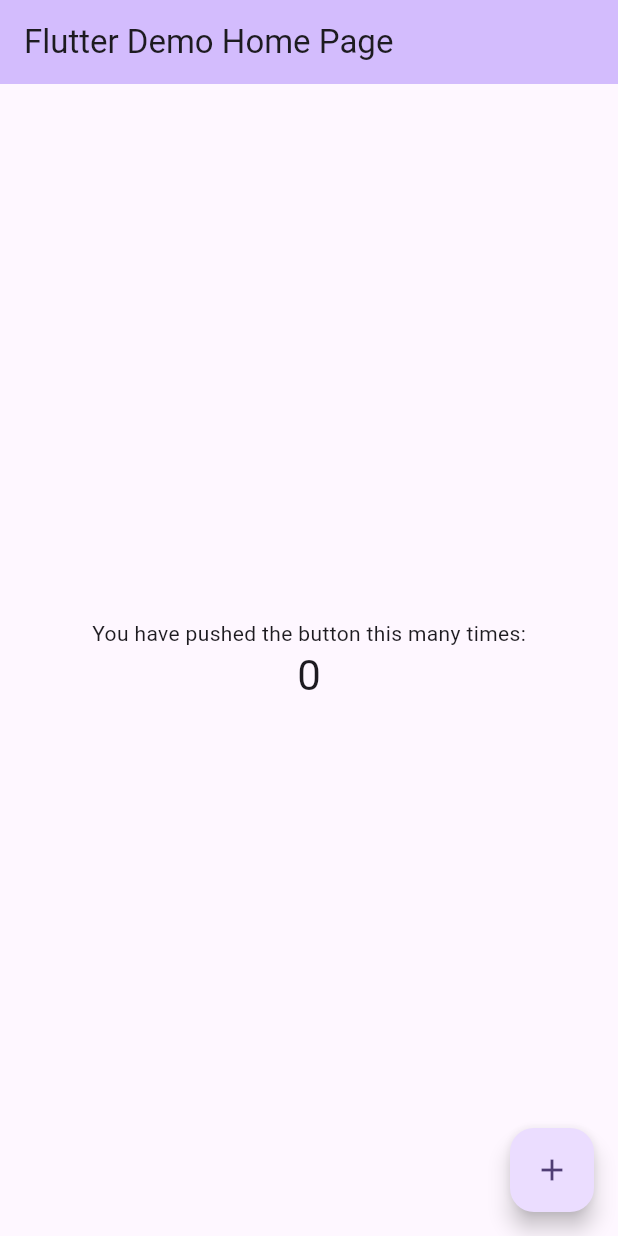
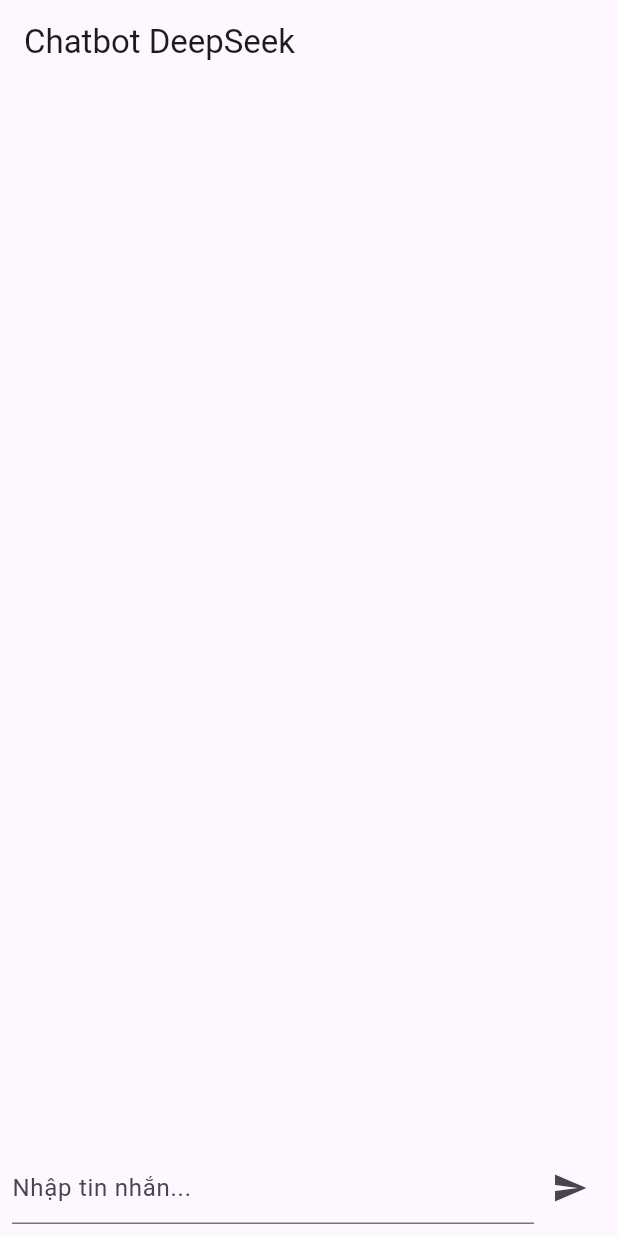
Before and after one commit to thinhngoo/AI_chat_bot, a Flutter app: the screen it shows after launch, on a phone screen of 412 x 824 dp. Run offline on Flutter 3.47's test engine with Material 3 defaults, Android fonts, the phone set to English and light mode, and no system bars; our stand-ins replace flutter_dotenv, logger.

Commit message:
Tạo khung chat, add api

```diff
--- a/lib/main.dart
+++ b/lib/main.dart
@@ -1,122 +1,28 @@
 import 'package:flutter/material.dart';
+import 'package:flutter_dotenv/flutter_dotenv.dart';
+import 'package:logger/logger.dart';
+import 'screens/chat_screen.dart';
 
-void main() {
-  runApp(const MyApp());
+final logger = Logger(); // Khởi tạo logger globally
+
+Future<void> main() async {
+  WidgetsFlutterBinding.ensureInitialized();
+  try {
+    await dotenv.load(fileName: ".env");
+    logger.i('Loaded .env successfully: ${dotenv.env['DEEPSEEK_API_KEY']}');
+  } catch (e) {
+    logger.e('Error loading .env: $e');
+  }
+  runApp(ChatBotApp());
 }
 
-class MyApp extends StatelessWidget {
-  const MyApp({super.key});
-
-  // This widget is the root of your application.
+class ChatBotApp extends StatelessWidget {
   @override
   Widget build(BuildContext context) {
     return MaterialApp(
-      title: 'Flutter Demo',
-      theme: ThemeData(
-        // This is the theme of your application.
-        //
-        // TRY THIS: Try running your application with "flutter run". You'll see
-        // the application has a purple toolbar. Then, without quitting the app,
-        // try changing the seedColor in the colorScheme below to Colors.green
-        // and then invoke "hot reload" (save your changes or press the "hot
-        // reload" button in a Flutter-supported IDE, or press "r" if you used
-        // the command line to start the app).
-        //
-        // Notice that the counter didn't reset back to zero; the application
-        // state is not lost during the reload. To reset the state, use hot
-        // restart instead.
-        //
-        // This works for code too, not just values: Most code changes can be
-        // tested with just a hot reload.
-        colorScheme: ColorScheme.fromSeed(seedColor: Colors.deepPurple),
-      ),
-      home: const MyHomePage(title: 'Flutter Demo Home Page'),
+      title: 'Chatbot DeepSeek',
+      theme: ThemeData(primarySwatch: Colors.blue),
+      home: const ChatScreen(),
     );
   }
 }
-
-class MyHomePage extends StatefulWidget {
-  const MyHomePage({super.key, required this.title});
-
-  // This widget is the home page of your application. It is stateful, meaning
-  // that it has a State object (defined below) that contains fields that affect
-  // how it looks.
-
-  // This class is the configuration for the state. It holds the values (in this
-  // case the title) provided by the parent (in this case the App widget) and
-  // used by the build method of the State. Fields in a Widget subclass are
-  // always marked "final".
-
-  final String title;
-
-  @override
-  State<MyHomePage> createState() => _MyHomePageState();
-}
-
-class _MyHomePageState extends State<MyHomePage> {
-  int _counter = 0;
-
-  void _incrementCounter() {
-    setState(() {
-      // This call to setState tells the Flutter framework that something has
-      // changed in this State, which causes it to rerun the build method below
-      // so that the display can reflect the updated values. If we changed
-      // _counter without calling setState(), then the build method would not be
-      // called again, and so nothing would appear to happen.
-      _counter++;
-    });
-  }
-
-  @override
-  Widget build(BuildContext context) {
-    // This method is rerun every time setState is called, for instance as done
-    // by the _incrementCounter method above.
-    //
-    // The Flutter framework has been optimized to make rerunning build methods
-    // fast, so that you can just rebuild anything that needs updating rather
-    // than having to individually change instances of widgets.
-    return Scaffold(
-      appBar: AppBar(
-        // TRY THIS: Try changing the color here to a specific color (to
-        // Colors.amber, perhaps?) and trigger a hot reload to see the AppBar
-        // change color while the other colors stay the same.
-        backgroundColor: Theme.of(context).colorScheme.inversePrimary,
-        // Here we take the value from the MyHomePage object that was created by
-        // the App.build method, and use it to set our appbar title.
-        title: Text(widget.title),
-      ),
-      body: Center(
-        // Center is a layout widget. It takes a single child and positions it
-        // in the middle of the parent.
-        child: Column(
-          // Column is also a layout widget. It takes a list of children and
-          // arranges them vertically. By default, it sizes itself to fit its
-          // children horizontally, and tries to be as tall as its parent.
-          //
-          // Column has various properties to control how it sizes itself and
-          // how it positions its children. Here we use mainAxisAlignment to
-          // center the children vertically; the main axis here is the vertical
-          // axis because Columns are vertical (the cross axis would be
-          // horizontal).
-          //
-          // TRY THIS: Invoke "debug painting" (choose the "Toggle Debug Paint"
-          // action in the IDE, or press "p" in the console), to see the
-          // wireframe for each widget.
-          mainAxisAlignment: MainAxisAlignment.center,
-          children: <Widget>[
-            const Text('You have pushed the button this many times:'),
-            Text(
-              '$_counter',
-              style: Theme.of(context).textTheme.headlineMedium,
-            ),
-          ],
-        ),
-      ),
-      floatingActionButton: FloatingActionButton(
-        onPressed: _incrementCounter,
-        tooltip: 'Increment',
-        child: const Icon(Icons.add),
-      ), // This trailing comma makes auto-formatting nicer for build methods.
-    );
-  }
-}
--- /dev/null
+++ b/lib/screens/chat_screen.dart
@@ -0,0 +1,70 @@
+import 'package:flutter/material.dart';
+import '../services/api_service.dart';
+
+class ChatScreen extends StatefulWidget {
+  const ChatScreen({super.key}); // Thêm tham số key
+
+  @override
+  _ChatScreenState createState() => _ChatScreenState();
+}
+
+class _ChatScreenState extends State<ChatScreen> {
+  final List<String> messages = [];
+  final TextEditingController _controller = TextEditingController();
+  bool _isSending = false;
+  final ApiService _apiService = ApiService();
+
+  void _sendMessage(String text) async {
+    if (text.isEmpty || _isSending) return;
+
+    setState(() {
+      _isSending = true;
+      messages.add("Bạn: $text");
+    });
+
+    String response = await _apiService.getDeepSeekResponse(text);
+
+    setState(() {
+      messages.add("Bot: $response");
+      _isSending = false;
+    });
+
+    _controller.clear();
+  }
+
+  @override
+  Widget build(BuildContext context) {
+    return Scaffold(
+      appBar: AppBar(title: Text("Chatbot DeepSeek")),
+      body: Column(
+        children: [
+          Expanded(
+            child: ListView.builder(
+              itemCount: messages.length,
+              itemBuilder: (context, index) => ListTile(
+                title: Text(messages[index]),
+              ),
+            ),
+          ),
+          Padding(
+            padding: EdgeInsets.all(8.0),
+            child: Row(
+              children: [
+                Expanded(
+                  child: TextField(
+                    controller: _controller,
+                    decoration: InputDecoration(hintText: "Nhập tin nhắn..."),
+                  ),
+                ),
+                IconButton(
+                  icon: Icon(Icons.send),
+                  onPressed: _isSending ? null : () => _sendMessage(_controller.text),
+                ),
+              ],
+            ),
+          ),
+        ],
+      ),
+    );
+  }
+}
```
Also changed, not shown: lib/services/api_service.dart (added, +47 -0 lines), pubspec.yaml (+7 -75 lines), pubspec.lock, 2 other files.
